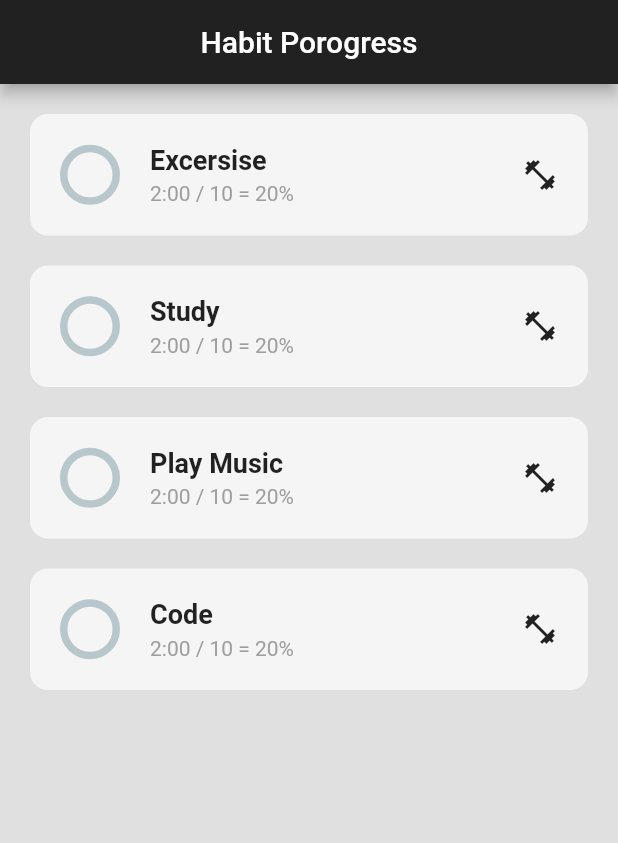
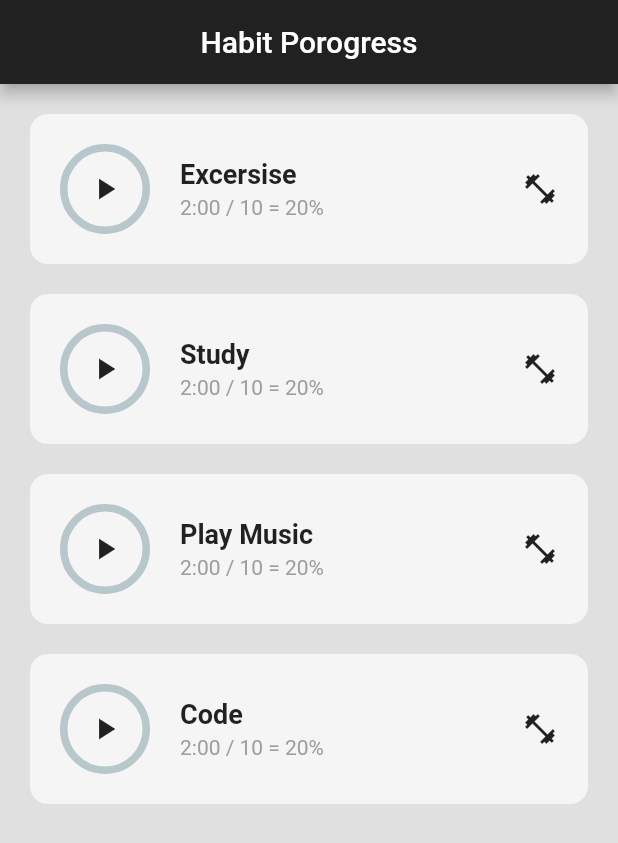
Before and after one commit to Tulio-Rangel/habit_tracker, a Flutter app: the screen it shows after launch, on a phone screen of 412 x 824 dp. Shown: the top 843 px of the screen. Run offline on Flutter 3.47's test engine with Material 2 defaults, Android fonts, the phone set to English and light mode, and no system bars; drawn by our look-alikes of percent_indicator.

Commit message:
add the play button to the UI

```diff
--- a/lib/utils/habit_tile.dart
+++ b/lib/utils/habit_tile.dart
@@ -23,7 +23,18 @@ class HabitTile extends StatelessWidget {
           children: [
             Row(
               children: [
-                CircularPercentIndicator(radius: 40),
+                Container(
+                  height: 60,
+                  width: 60,
+                  child: Stack(
+                    children: [
+                      // Progress Cirlce
+                      CircularPercentIndicator(radius: 60),
+                      // Play-pause buttom
+                      Center(child: Icon(Icons.play_arrow)),
+                    ],
+                  ),
+                ),
                 const SizedBox(
                   width: 20,
                 ),
```
Also changed, not shown: pubspec.lock, 1 other file.
